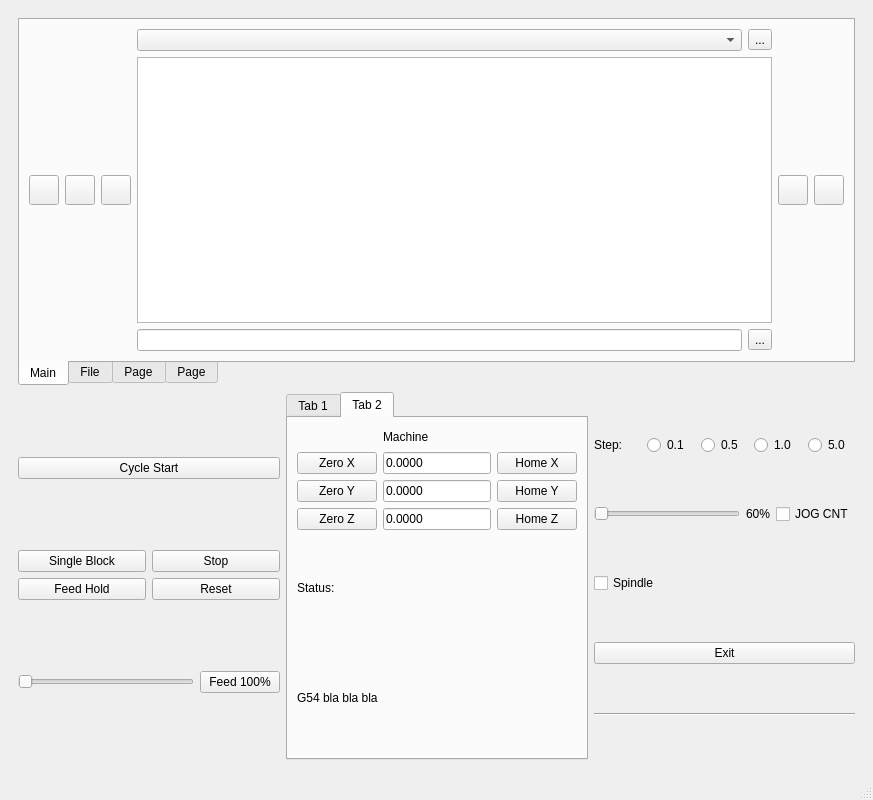
Before: the Qt Designer form src/frmmain.ui in dunkelstern/Candle, drawn with Qt 5.
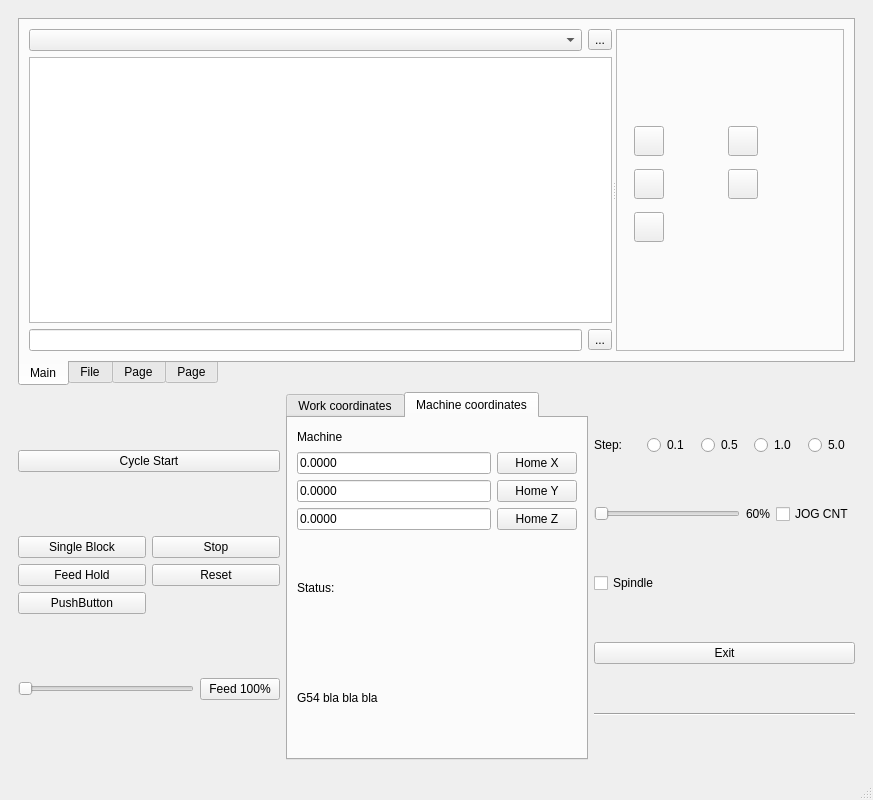
After: the same form once the commit is applied. The open tabs and pages were chosen to show the change. Icons and pictures are not drawn. Custom widgets are drawn as their Qt base class.

Commit message: Can talk to grbl

```diff
--- a/src/frmmain.ui
+++ b/src/frmmain.ui
@@ -22,11 +22,17 @@
         <layout class="QVBoxLayout" name="verticalLayout_6">
          <item>
           <widget class="QTabWidget" name="tabWidget">
+           <property name="sizePolicy">
+            <sizepolicy hsizetype="Expanding" vsizetype="Expanding">
+             <horstretch>0</horstretch>
+             <verstretch>0</verstretch>
+            </sizepolicy>
+           </property>
            <property name="tabPosition">
             <enum>QTabWidget::South</enum>
            </property>
            <property name="currentIndex">
-            <number>0</number>
+            <number>3</number>
            </property>
            <widget class="QWidget" name="mainTab">
             <attribute name="title">
@@ -34,32 +40,79 @@
             </attribute>
             <layout class="QHBoxLayout" name="horizontalLayout_2">
              <item>
-              <widget class="QToolButton" name="cmdTop">
-               <property name="minimumSize">
-                <size>
-                 <width>30</width>
+              <widget class="QSplitter" name="splitter">
+               <property name="orientation">
+                <enum>Qt::Horizontal</enum>
+               </property>
+               <widget class="QWidget" name="layoutWidget">
+                <layout class="QVBoxLayout" name="mainLeft">
+                 <item>
+                  <layout class="QHBoxLayout" name="fileLine">
+                   <item>
+                    <widget class="QComboBox" name="comboBox"/>
+                   </item>
+                   <item>
+                    <widget class="QToolButton" name="toolButton">
+                     <property name="text">
+                      <string>...</string>
+                     </property>
+                    </widget>
+                   </item>
+                  </layout>
+                 </item>
+                 <item>
+                  <widget class="QPlainTextEdit" name="gcodeViewer"/>
+                 </item>
+                 <item>
+                  <layout class="QHBoxLayout" name="MDIline">
+                   <item>
+                    <widget class="QLineEdit" name="lineEdit_4"/>
+                   </item>
+                   <item>
+                    <widget class="QToolButton" name="toolButton_2">
+                     <property name="text">
+                      <string>...</string>
+                     </property>
+                    </widget>
+                   </item>
+                  </layout>
+                 </item>
+                </layout>
+               </widget>
+               <widget class="QFrame" name="frame">
+                <property name="sizePolicy">
+                 <sizepolicy hsizetype="Preferred" vsizetype="Maximum">
+                  <horstretch>0</horstretch>
+                  <verstretch>0</verstretch>
+                 </sizepolicy>
+                </property>
+                <property name="frameShape">
+                 <enum>QFrame::StyledPanel</enum>
+                </property>
+                <property name="frameShadow">
+                 <enum>QFrame::Raised</enum>
+                </property>
+                <widget class="GLWidget" name="glwVisualizer" native="true">
+                 <property name="geometry">
+                  <rect>
+                   <x>0</x>
+                   <y>0</y>
+                   <width>100</width>
                  <height>30</height>
-                </size>
-               </property>
-               <property name="toolTip">
-                <string>Top view</string>
-               </property>
-               <property name="text">
-                <string/>
-               </property>
-               <property name="icon">
-                <iconset resource="images.qrc">
-                 <normaloff>:/images/cubeTop.png</normaloff>:/images/cubeTop.png</iconset>
-               </property>
-               <property name="iconSize">
-                <size>
-                 <width>20</width>
-                 <height>20</height>
-                </size>
-               </property>
-              </widget>
-             </item>
-             <item>
+                  </rect>
+                 </property>
+                </widget>
+                <widget class="QWidget" name="layoutWidget">
+                 <property name="geometry">
+                  <rect>
+                   <x>-40</x>
+                   <y>90</y>
+                   <width>241</width>
+                   <height>131</height>
+                  </rect>
+                 </property>
+                 <layout class="QGridLayout" name="gridLayout_7">
+                  <item row="0" column="1">
               <widget class="QToolButton" name="cmdFront">
                <property name="minimumSize">
                 <size>
@@ -85,7 +138,33 @@
                </property>
               </widget>
              </item>
-             <item>
+                  <item row="0" column="0">
+                   <widget class="QToolButton" name="cmdTop">
+                    <property name="minimumSize">
+                     <size>
+                      <width>30</width>
+                      <height>30</height>
+                     </size>
+                    </property>
+                    <property name="toolTip">
+                     <string>Top view</string>
+                    </property>
+                    <property name="text">
+                     <string/>
+                    </property>
+                    <property name="icon">
+                     <iconset resource="images.qrc">
+                      <normaloff>:/images/cubeTop.png</normaloff>:/images/cubeTop.png</iconset>
+                    </property>
+                    <property name="iconSize">
+                     <size>
+                      <width>20</width>
+                      <height>20</height>
+                     </size>
+                    </property>
+                   </widget>
+                  </item>
+                  <item row="1" column="0">
               <widget class="QToolButton" name="cmdIsometric">
                <property name="minimumSize">
                 <size>
@@ -111,50 +190,7 @@
                </property>
               </widget>
              </item>
-             <item>
-              <widget class="QSplitter" name="splitter">
-               <property name="orientation">
-                <enum>Qt::Horizontal</enum>
-               </property>
-               <widget class="QWidget" name="layoutWidget">
-                <layout class="QVBoxLayout" name="verticalLayout_8">
-                 <item>
-                  <layout class="QHBoxLayout" name="horizontalLayout_6">
-                   <item>
-                    <widget class="QComboBox" name="comboBox"/>
-                   </item>
-                   <item>
-                    <widget class="QToolButton" name="toolButton">
-                     <property name="text">
-                      <string>...</string>
-                     </property>
-                    </widget>
-                   </item>
-                  </layout>
-                 </item>
-                 <item>
-                  <widget class="QPlainTextEdit" name="plainTextEdit"/>
-                 </item>
-                 <item>
-                  <layout class="QHBoxLayout" name="horizontalLayout_7">
-                   <item>
-                    <widget class="QLineEdit" name="lineEdit_4"/>
-                   </item>
-                   <item>
-                    <widget class="QToolButton" name="toolButton_2">
-                     <property name="text">
-                      <string>...</string>
-                     </property>
-                    </widget>
-                   </item>
-                  </layout>
-                 </item>
-                </layout>
-               </widget>
-              </widget>
-
-             </item>
-             <item>
+                  <item row="1" column="1">
               <widget class="QToolButton" name="cmdLeft">
                <property name="minimumSize">
                 <size>
@@ -180,7 +216,7 @@
                </property>
               </widget>
              </item>
-             <item>
+                  <item row="2" column="0">
               <widget class="QToolButton" name="cmdFit">
                <property name="minimumSize">
                 <size>
@@ -208,6 +244,11 @@
              </item>
             </layout>
            </widget>
+               </widget>
+              </widget>
+             </item>
+            </layout>
+           </widget>
            <widget class="QWidget" name="fileTab">
             <attribute name="title">
              <string>File</string>
@@ -1587,8 +1628,8 @@
              </property>
              <property name="geometry">
               <rect>
-               <x>510</x>
-               <y>90</y>
+               <x>500</x>
+               <y>10</y>
                <width>232</width>
                <height>90</height>
               </rect>
@@ -1644,6 +1685,16 @@
               </item>
              </layout>
             </widget>
+            <widget class="QPlainTextEdit" name="txtConsole">
+             <property name="geometry">
+              <rect>
+               <x>340</x>
+               <y>100</y>
+               <width>491</width>
+               <height>240</height>
+              </rect>
+             </property>
+            </widget>
            </widget>
           </widget>
          </item>
@@ -1660,6 +1711,20 @@
              </item>
              <item>
               <layout class="QGridLayout" name="gridLayout">
+               <item row="1" column="1">
+                <widget class="QPushButton" name="pushButton_5">
+                 <property name="text">
+                  <string>Reset</string>
+                 </property>
+                </widget>
+               </item>
+               <item row="0" column="1">
+                <widget class="QPushButton" name="pushButton_4">
+                 <property name="text">
+                  <string>Stop</string>
+                 </property>
+                </widget>
+               </item>
                <item row="1" column="0">
                 <widget class="QPushButton" name="pushButton_3">
                  <property name="text">
@@ -1667,13 +1732,6 @@
                  </property>
                 </widget>
                </item>
-               <item row="0" column="1">
-                <widget class="QPushButton" name="pushButton_4">
-                 <property name="text">
-                  <string>Stop</string>
-                 </property>
-                </widget>
-               </item>
                <item row="0" column="0">
                 <widget class="QPushButton" name="pushButton_2">
                  <property name="text">
@@ -1681,10 +1739,10 @@
                  </property>
                 </widget>
                </item>
-               <item row="1" column="1">
-                <widget class="QPushButton" name="pushButton_5">
+               <item row="2" column="0">
+                <widget class="QPushButton" name="pushButton_8">
                  <property name="text">
-                  <string>Reset</string>
+                  <string>PushButton</string>
                  </property>
                 </widget>
                </item>
@@ -1717,7 +1775,7 @@
              </property>
              <widget class="QWidget" name="wcsTab">
               <attribute name="title">
-               <string>Tab 1</string>
+               <string>Work coordinates</string>
               </attribute>
               <layout class="QVBoxLayout" name="verticalLayout">
                <item>
@@ -1725,7 +1783,7 @@
                  <item>
                   <layout class="QGridLayout" name="gridLayout_2">
                    <item row="2" column="0">
-                    <widget class="QPushButton" name="pushButton_10">
+                    <widget class="QPushButton" name="btnZeroY">
                      <property name="text">
                       <string>Zero Y</string>
                      </property>
@@ -1760,14 +1818,14 @@
                     </widget>
                    </item>
                    <item row="1" column="0">
-                    <widget class="QPushButton" name="pushButton_8">
+                    <widget class="QPushButton" name="btnZeroX">
                      <property name="text">
                       <string>Zero X</string>
                      </property>
                     </widget>
                    </item>
                    <item row="3" column="1">
-                    <widget class="QLineEdit" name="lineEdit_3">
+                    <widget class="QLineEdit" name="txtWPosZ">
                      <property name="styleSheet">
                       <string notr="true">font: 20pt &quot;Noto Sans&quot;;</string>
                      </property>
@@ -1777,14 +1835,14 @@
                     </widget>
                    </item>
                    <item row="3" column="0">
-                    <widget class="QPushButton" name="pushButton_11">
+                    <widget class="QPushButton" name="btnZeroZ">
                      <property name="text">
                       <string>Zero Z</string>
                      </property>
                     </widget>
                    </item>
                    <item row="1" column="1">
-                    <widget class="QLineEdit" name="lineEdit">
+                    <widget class="QLineEdit" name="txtWPosX">
                      <property name="styleSheet">
                       <string notr="true">font: 20pt &quot;Noto Sans&quot;;</string>
                      </property>
@@ -1794,7 +1852,7 @@
                     </widget>
                    </item>
                    <item row="2" column="1">
-                    <widget class="QLineEdit" name="lineEdit_2">
+                    <widget class="QLineEdit" name="txtWPosY">
                      <property name="styleSheet">
                       <string notr="true">font: 20pt &quot;Noto Sans&quot;;</string>
                      </property>
@@ -1819,13 +1877,16 @@
                    </property>
                   </widget>
                  </item>
+                 <item>
+                  <widget class="QLineEdit" name="txtStatus"/>
+                 </item>
                 </layout>
                </item>
               </layout>
              </widget>
              <widget class="QWidget" name="mcsTab">
               <attribute name="title">
-               <string>Tab 2</string>
+               <string>Machine coordinates</string>
               </attribute>
               <layout class="QVBoxLayout" name="verticalLayout_10">
                <item>
@@ -1833,61 +1894,6 @@
                  <item>
                   <layout class="QGridLayout" name="gridLayout_3">
                    <item row="3" column="0">
-                    <widget class="QPushButton" name="pushButton_19">
-                     <property name="text">
-                      <string>Zero Z</string>
-                     </property>
-                    </widget>
-                   </item>
-                   <item row="2" column="1">
-                    <widget class="QLineEdit" name="txtMPosY">
-                     <property name="styleSheet">
-                      <string notr="true">font: 20pt &quot;Noto Sans&quot;;</string>
-                     </property>
-                     <property name="text">
-                      <string>0.0000</string>
-                     </property>
-                    </widget>
-                   </item>
-                   <item row="2" column="0">
-                    <widget class="QPushButton" name="pushButton_14">
-                     <property name="text">
-                      <string>Zero Y</string>
-                     </property>
-                    </widget>
-                   </item>
-                   <item row="2" column="2">
-                    <widget class="QPushButton" name="pushButton_16">
-                     <property name="text">
-                      <string>Home Y</string>
-                     </property>
-                    </widget>
-                   </item>
-                   <item row="1" column="1">
-                    <widget class="QLineEdit" name="txtMPosX">
-                     <property name="styleSheet">
-                      <string notr="true">font: 20pt &quot;Noto Sans&quot;;</string>
-                     </property>
-                     <property name="text">
-                      <string>0.0000</string>
-                     </property>
-                    </widget>
-                   </item>
-                   <item row="1" column="2">
-                    <widget class="QPushButton" name="pushButton_17">
-                     <property name="text">
-                      <string>Home X</string>
-                     </property>
-                    </widget>
-                   </item>
-                   <item row="1" column="0">
-                    <widget class="QPushButton" name="btnZeroX">
-                     <property name="text">
-                      <string>Zero X</string>
-                     </property>
-                    </widget>
-                   </item>
-                   <item row="3" column="1">
                     <widget class="QLineEdit" name="txtMPosZ">
                      <property name="styleSheet">
                       <string notr="true">font: 20pt &quot;Noto Sans&quot;;</string>
@@ -1895,22 +1901,65 @@
                      <property name="text">
                       <string>0.0000</string>
                      </property>
+                     <property name="readOnly">
+                      <bool>true</bool>
+                     </property>
                     </widget>
                    </item>
-                   <item row="0" column="1">
+                   <item row="2" column="0">
+                    <widget class="QLineEdit" name="txtMPosY">
+                     <property name="styleSheet">
+                      <string notr="true">font: 20pt &quot;Noto Sans&quot;;</string>
+                     </property>
+                     <property name="text">
+                      <string>0.0000</string>
+                     </property>
+                     <property name="readOnly">
+                      <bool>true</bool>
+                     </property>
+                    </widget>
+                   </item>
+                   <item row="0" column="0">
                     <widget class="QLabel" name="label_5">
                      <property name="text">
                       <string>Machine</string>
                      </property>
                     </widget>
                    </item>
-                   <item row="3" column="2">
+                   <item row="1" column="0">
+                    <widget class="QLineEdit" name="txtMPosX">
+                     <property name="styleSheet">
+                      <string notr="true">font: 20pt &quot;Noto Sans&quot;;</string>
+                     </property>
+                     <property name="text">
+                      <string>0.0000</string>
+                     </property>
+                     <property name="readOnly">
+                      <bool>true</bool>
+                     </property>
+                    </widget>
+                   </item>
+                   <item row="1" column="1">
+                    <widget class="QPushButton" name="pushButton_17">
+                     <property name="text">
+                      <string>Home X</string>
+                     </property>
+                    </widget>
+                   </item>
+                   <item row="3" column="1">
                     <widget class="QPushButton" name="pushButton_15">
                      <property name="text">
                       <string>Home Z</string>
                      </property>
                     </widget>
                    </item>
+                   <item row="2" column="1">
+                    <widget class="QPushButton" name="pushButton_16">
+                     <property name="text">
+                      <string>Home Y</string>
+                     </property>
+                    </widget>
+                   </item>
                   </layout>
                  </item>
                  <item>
@@ -1939,6 +1988,12 @@
               <layout class="QHBoxLayout" name="horizontalLayout_3">
                <item>
                 <widget class="QLabel" name="label_8">
+                 <property name="sizePolicy">
+                  <sizepolicy hsizetype="Preferred" vsizetype="Preferred">
+                   <horstretch>0</horstretch>
+                   <verstretch>0</verstretch>
+                  </sizepolicy>
+                 </property>
                  <property name="text">
                   <string>Step:</string>
                  </property>
```
Lines whose indentation alone changed are shown as unchanged. The commit also changes 2 other files.
